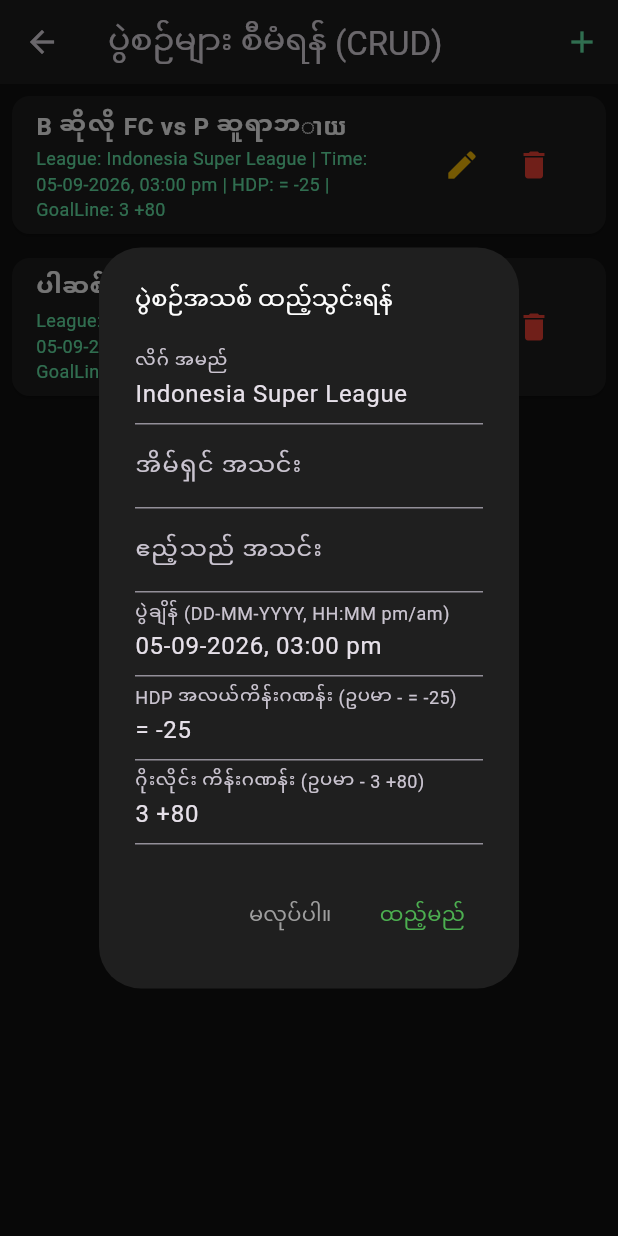
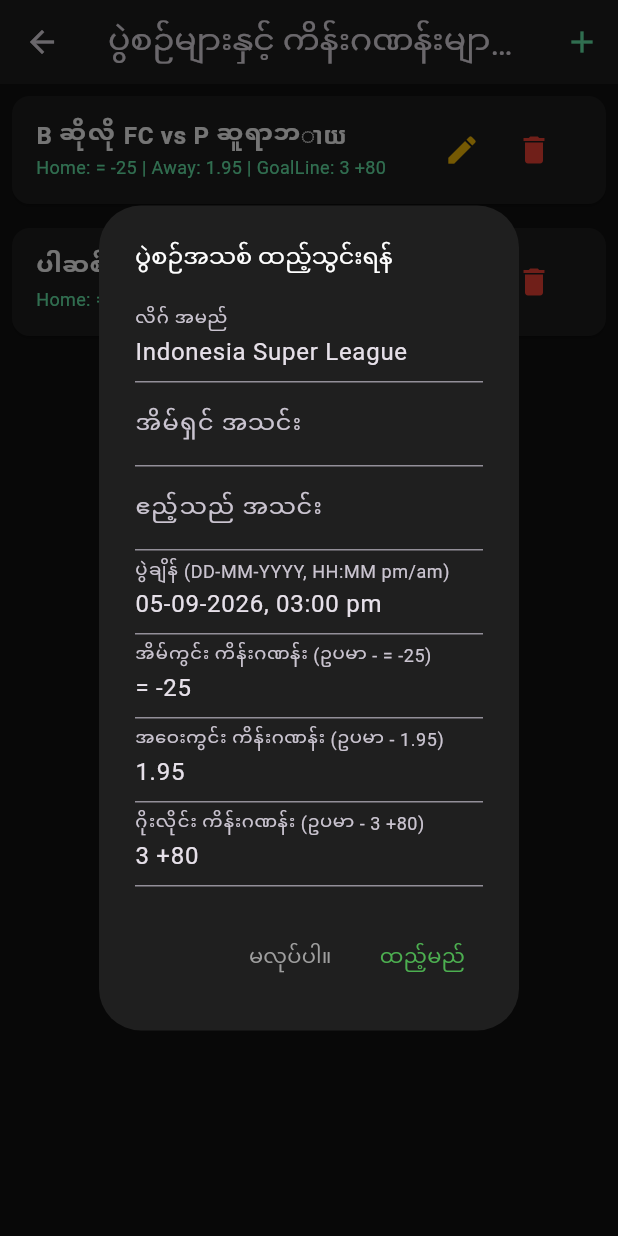
Before and after one commit to pa2659985-create/hat_trick_999, a Flutter app: the AdminMatchControlScreen screen opened directly, after a tap on the "add" icon, on a phone screen of 412 x 824 dp. Run offline on Flutter 3.47's test engine with Material 3 defaults, Android fonts, the phone set to English and light mode, and no system bars; our stand-ins replace cloud_firestore, firebase_core, firebase_messaging, shared_preferences; accounts and stored records are empty; network calls fail.

Commit message:
Update main.dart

```diff
--- a/lib/main.dart
+++ b/lib/main.dart
@@ -151,7 +151,7 @@ class ApiService {
         List matches = data['matches'];
 
         for (var m in matches) {
-          String rawTime = m['utcDate'] != null ? m['utcDate'].toString() : '2026-09-13T20:00:00Z';
+          String rawTime = m['utcDate'] != null ? m['utcDate'].toString() : '2026-09-05T15:00:00Z';
           String formattedDateTime = _formatDateTimeToDDMMYYYYAMPM(rawTime);
 
           allMatches.add({
@@ -162,10 +162,9 @@ class ApiService {
             't2': m['awayTeam']['name'] ?? 'Away Team',
             'status': m['status'] ?? 'UPCOMING',
             'odds': {
-              'homeWin': 1.85,
-              'awayWin': 1.95,
-              'hdpVal': '= -25',     // အိမ်ကွင်း/အဝေးကွင်း အလယ်ကိန်းဂဏန်းအကွက် (ပုံပါအတိုင်း)
-              'goalLineText': '3 +80', // ဂိုးပေါ်/ဂိုးအောက် အလယ် ကိန်းဂဏန်းအကွက် (ပုံပါအတိုင်း)
+              'homeOddsText': '= -25',  // အိမ်ကွင်းဘက်တွင် ပြမည့် ကိန်းဂဏန်း/Odds
+              'awayOddsText': '1.95',    // အဝေးကွင်းဘက်တွင် ပြမည့် ကိန်းဂဏန်း/Odds
+              'goalLineText': '3 +80',   // ဂိုးပေါ်/ဂိုးအောက် အလယ်က အစိမ်းရောင်ကွက်
               'overOdds': 1.90,
               'underOdds': 1.85,
             }
@@ -185,7 +184,7 @@ class ApiService {
           't1': 'B ဆိုလို FC',
           't2': 'P ဆူရာဘាយ',
           'status': 'UPCOMING',
-          'odds': {'homeWin': 1.80, 'awayWin': 2.05, 'hdpVal': '= -25', 'goalLineText': '3 +80', 'overOdds': 1.85, 'underOdds': 1.90}
+          'odds': {'homeOddsText': '= -25', 'awayOddsText': '1.95', 'goalLineText': '3 +80', 'overOdds': 1.85, 'underOdds': 1.90}
         },
         {
           'id': 'auto_m2',
@@ -194,7 +193,7 @@ class ApiService {
           't1': 'ပါဆစ် K',
           't2': 'ဒီဝါ Utd FC',
           'status': 'UPCOMING',
-          'odds': {'homeWin': 1.90, 'awayWin': 1.95, 'hdpVal': '= -75', 'goalLineText': '3 +35', 'overOdds': 1.75, 'underOdds': 2.00}
+          'odds': {'homeOddsText': '= -75', 'awayOddsText': '1.95', 'goalLineText': '3 +35', 'overOdds': 1.75, 'underOdds': 2.00}
         },
       ]);
     }
@@ -407,7 +406,7 @@ class AppData {
             }
           } else if (betType == 'ဂိုးပေါင်း (Over/Under)') {
             double totalGoals = (homeScore + awayScore).toDouble();
-            double line = double.tryParse(m['lineVal'].toString().replaceAll(RegExp(r'[^0-9.]'), '')) ?? 2.5;
+            double line = 2.5;
             if (selection == 'ဂိုးပေါ် (Over)') {
               matchWon = totalGoals > line;
             } else {
@@ -929,7 +928,7 @@ class _AdminBetSettlementScreenState extends State<AdminBetSettlementScreen> {
 }
 
 // -------------------------------------------------------------------------
-// Admin Match Control Screen (CRUD)
+// Admin Match Control Screen (CRUD for Home/Away Odds & Goal Line)
 // -------------------------------------------------------------------------
 class AdminMatchControlScreen extends StatefulWidget {
   const AdminMatchControlScreen({super.key});
@@ -943,7 +942,7 @@ class _AdminMatchControlScreenState extends State<AdminMatchControlScreen> {
   Widget build(BuildContext context) {
     return Scaffold(
       appBar: AppBar(
-        title: const Text('ပွဲစဉ်များ စီမံရန် (CRUD)'),
+        title: const Text('ပွဲစဉ်များနှင့် ကိန်းဂဏန်းများ စီမံရန် (CRUD)'),
         actions: [
           IconButton(
             icon: const Icon(Icons.add, color: Colors.greenAccent),
@@ -972,7 +971,7 @@ class _AdminMatchControlScreenState extends State<AdminMatchControlScreen> {
                 margin: const EdgeInsets.all(8),
                 child: ListTile(
                   title: Text('${m['t1']} vs ${m['t2']}', style: const TextStyle(color: Colors.white, fontWeight: FontWeight.bold)),
-                  subtitle: Text('League: ${m['league']} | Time: ${m['time']} | HDP: ${odds['hdpVal']} | GoalLine: ${odds['goalLineText']}', style: const TextStyle(color: Colors.greenAccent, fontSize: 12)),
+                  subtitle: Text('Home: ${odds['homeOddsText']} | Away: ${odds['awayOddsText']} | GoalLine: ${odds['goalLineText']}', style: const TextStyle(color: Colors.greenAccent, fontSize: 12)),
                   trailing: Row(
                     mainAxisSize: MainAxisSize.min,
                     children: [
@@ -1005,8 +1004,9 @@ class _AdminMatchControlScreenState extends State<AdminMatchControlScreen> {
     final t2Ctrl = TextEditingController();
     final leagueCtrl = TextEditingController(text: 'Indonesia Super League');
     final timeCtrl = TextEditingController(text: '05-09-2026, 03:00 pm');
-    final hdpValCtrl = TextEditingController(text: '= -25');
-    final goalLineTextCtrl = TextEditingController(text: '3 +80');
+    final homeOddsCtrl = TextEditingController(text: '= -25');
+    final awayOddsCtrl = TextEditingController(text: '1.95');
+    final goalLineCtrl = TextEditingController(text: '3 +80');
 
     showDialog(
       context: context,
@@ -1022,8 +1022,9 @@ class _AdminMatchControlScreenState extends State<AdminMatchControlScreen> {
                 TextField(controller: t1Ctrl, decoration: const InputDecoration(labelText: 'အိမ်ရှင် အသင်း')),
                 TextField(controller: t2Ctrl, decoration: const InputDecoration(labelText: 'ဧည့်သည် အသင်း')),
                 TextField(controller: timeCtrl, decoration: const InputDecoration(labelText: 'ပွဲချိန် (DD-MM-YYYY, HH:MM pm/am)')),
-                TextField(controller: hdpValCtrl, decoration: const InputDecoration(labelText: 'HDP အလယ်ကိန်းဂဏန်း (ဥပမာ - = -25)')),
-                TextField(controller: goalLineTextCtrl, decoration: const InputDecoration(labelText: 'ဂိုးလိုင်း ကိန်းဂဏန်း (ဥပမာ - 3 +80)')),
+                TextField(controller: homeOddsCtrl, decoration: const InputDecoration(labelText: 'အိမ်ကွင်း ကိန်းဂဏန်း (ဥပမာ - = -25)')),
+                TextField(controller: awayOddsCtrl, decoration: const InputDecoration(labelText: 'အဝေးကွင်း ကိန်းဂဏန်း (ဥပမာ - 1.95)')),
+                TextField(controller: goalLineCtrl, decoration: const InputDecoration(labelText: 'ဂိုးလိုင်း ကိန်းဂဏန်း (ဥပမာ - 3 +80)')),
               ],
             ),
           ),
@@ -1040,10 +1041,9 @@ class _AdminMatchControlScreenState extends State<AdminMatchControlScreen> {
                     't2': t2Ctrl.text,
                     'status': 'UPCOMING',
                     'odds': {
-                      'homeWin': 1.85,
-                      'awayWin': 1.95,
-                      'hdpVal': hdpValCtrl.text,
-                      'goalLineText': goalLineTextCtrl.text,
+                      'homeOddsText': homeOddsCtrl.text,
+                      'awayOddsText': awayOddsCtrl.text,
+                      'goalLineText': goalLineCtrl.text,
                       'overOdds': 1.90,
                       'underOdds': 1.85,
                     }
@@ -1064,15 +1064,16 @@ class _AdminMatchControlScreenState extends State<AdminMatchControlScreen> {
     final t1Controller = TextEditingController(text: match['t1']);
     final t2Controller = TextEditingController(text: match['t2']);
     final timeController = TextEditingController(text: match['time']);
-    final hdpValController = TextEditingController(text: match['odds']['hdpVal']);
-    final goalLineTextController = TextEditingController(text: match['odds']['goalLineText']);
+    final homeOddsController = TextEditingController(text: match['odds']['homeOddsText']);
+    final awayOddsController = TextEditingController(text: match['odds']['awayOddsText']);
+    final goalLineController = TextEditingController(text: match['odds']['goalLineText']);
 
     showDialog(
       context: context,
       builder: (context) {
         return AlertDialog(
           backgroundColor: const Color(0xFF1F1F1F),
-          title: const Text('ပွဲစဉ် ပြင်ဆင်ရန်', style: TextStyle(color: Colors.white, fontSize: 16)),
+          title: const Text('ပွဲစဉ်နှင့် ကိန်းဂဏန်းများ ပြင်ဆင်ရန်', style: TextStyle(color: Colors.white, fontSize: 16)),
           content: SingleChildScrollView(
             child: Column(
               mainAxisSize: MainAxisSize.min,
@@ -1080,8 +1081,9 @@ class _AdminMatchControlScreenState extends State<AdminMatchControlScreen> {
                 TextField(controller: t1Controller, decoration: const InputDecoration(labelText: 'အိမ်ရှင် အသင်း')),
                 TextField(controller: t2Controller, decoration: const InputDecoration(labelText: 'ဧည့်သည် အသင်း')),
                 TextField(controller: timeController, decoration: const InputDecoration(labelText: 'ပွဲချိန်')),
-                TextField(controller: hdpValController, decoration: const InputDecoration(labelText: 'HDP အလယ်ကိန်းဂဏန်း')),
-                TextField(controller: goalLineTextController, decoration: const InputDecoration(labelText: 'ဂိုးလိုင်း ကိန်းဂဏန်း')),
+                TextField(controller: homeOddsController, decoration: const InputDecoration(labelText: 'အိမ်ကွင်း ကိန်းဂဏန်း')),
+                TextField(controller: awayOddsController, decoration: const InputDecoration(labelText: 'အဝေးကွင်း ကိန်းဂဏန်း')),
+                TextField(controller: goalLineController, decoration: const InputDecoration(labelText: 'ဂိုးလိုင်း ကိန်းဂဏန်း')),
               ],
             ),
           ),
@@ -1093,8 +1095,9 @@ class _AdminMatchControlScreenState extends State<AdminMatchControlScreen> {
                   ApiService.customAdminMatches[index]['t1'] = t1Controller.text;
                   ApiService.customAdminMatches[index]['t2'] = t2Controller.text;
                   ApiService.customAdminMatches[index]['time'] = timeController.text;
-                  ApiService.customAdminMatches[index]['odds']['hdpVal'] = hdpValController.text;
-                  ApiService.customAdminMatches[index]['odds']['goalLineText'] = goalLineTextController.text;
+                  ApiService.customAdminMatches[index]['odds']['homeOddsText'] = homeOddsController.text;
+                  ApiService.customAdminMatches[index]['odds']['awayOddsText'] = awayOddsController.text;
+                  ApiService.customAdminMatches[index]['odds']['goalLineText'] = goalLineController.text;
                 });
                 Navigator.pop(context);
                 ScaffoldMessenger.of(context).showSnackBar(const SnackBar(content: Text('ပွဲစဉ် အောင်မြင်စွာ ပြင်ဆင်ပြီးပါပြီ')));
@@ -1509,7 +1512,7 @@ class _ChangePasswordScreenState extends State<ChangePasswordScreen> {
 }
 
 // -------------------------------------------------------------------------
-// Betting Screen (ပုံပါ Layout အတိုင်း အိမ်/အဝေး အလယ်တွင် HDP ကွက်၊ အောက်တွင် ဂိုးပေါ်/ဂိုးအောက်နှင့် အလယ်တွင် ဂိုးလိုင်းအစိမ်းရောင်ကွက်)
+// Betting Screen (အိမ်ကွင်း/အဝေးကွင်း ခလုတ်ထဲတွင် ကိန်းဂဏန်းများပါရှိပြီး အလယ်အကွက်မရှိပါ)
 // -------------------------------------------------------------------------
 class BettingScreen extends StatefulWidget {
   final bool isParlay;
@@ -1692,7 +1695,8 @@ class _BettingScreenState extends State<BettingScreen> {
             itemBuilder: (context, index) {
               final m = matches[index];
               final odds = m['odds'];
-              String hdpVal = odds['hdpVal'] ?? '= -25';
+              String homeOddsText = odds['homeOddsText'] ?? '= -25';
+              String awayOddsText = odds['awayOddsText'] ?? '1.95';
               String goalLineText = odds['goalLineText'] ?? '3 +80';
 
               bool isHomeSelected = _isSelected(m['id'], 'အနိုင်/အရှုံး', m['t1']);
@@ -1718,13 +1722,13 @@ class _BettingScreenState extends State<BettingScreen> {
                     const SizedBox(height: 8),
 
                     // -------------------------------------------------------------
-                    // အပေါ်တန်း : အိမ်ကွင်း အသင်း | အလယ်တွင် အစိမ်းရောင် HDP ကွက် | အဝေးကွင်း အသင်း
+                    // အပေါ်တန်း : အိမ်ကွင်း အသင်း (ဘေးတွင် ကိန်းဂဏန်းပါသည်) | အဝေးကွင်း အသင်း (ဘေးတွင် ကိန်းဂဏန်းပါသည်) [အလယ်တွင် အကွက်မရှိတော့ပါ]
                     // -------------------------------------------------------------
                     Row(
                       children: [
                         Expanded(
                           child: InkWell(
-                            onTap: () => _handleSelection(m, 'အနိုင်/အရှုံး', m['t1'], odds['homeWin'], lineVal: hdpVal),
+                            onTap: () => _handleSelection(m, 'အနိုင်/အရှုံး', m['t1'], 1.85, lineVal: homeOddsText),
                             child: Container(
                               padding: const EdgeInsets.symmetric(vertical: 10, horizontal: 8),
                               decoration: BoxDecoration(color: isHomeSelected ? Colors.amber : Colors.grey.shade800, borderRadius: BorderRadius.circular(6)),
@@ -1732,26 +1736,16 @@ class _BettingScreenState extends State<BettingScreen> {
                                 mainAxisAlignment: MainAxisAlignment.spaceBetween,
                                 children: [
                                   Expanded(child: Text(m['t1'], style: TextStyle(color: isHomeSelected ? Colors.black : Colors.white, fontWeight: FontWeight.bold, fontSize: 12), overflow: TextOverflow.ellipsis)),
-                                  Text('${odds['homeWin']}', style: TextStyle(color: isHomeSelected ? Colors.black : Colors.greenAccent, fontWeight: FontWeight.bold, fontSize: 12)),
+                                  Text(homeOddsText, style: TextStyle(color: isHomeSelected ? Colors.black : Colors.greenAccent, fontWeight: FontWeight.bold, fontSize: 12)),
                                 ],
                               ),
                             ),
                           ),
                         ),
-                        const SizedBox(width: 6),
-                        // ပုံပါအတိုင်း အလယ်တွင် အစိမ်းရောင် HDP ကိန်းဂဏန်းအကွက်
-                        Container(
-                          padding: const EdgeInsets.symmetric(horizontal: 10, vertical: 10),
-                          decoration: BoxDecoration(
-                            color: Colors.green.shade700,
-                            borderRadius: BorderRadius.circular(6),
-                          ),
-                          child: Text(hdpVal, style: const TextStyle(color: Colors.white, fontWeight: FontWeight.bold, fontSize: 11)),
-                        ),
-                        const SizedBox(width: 6),
+                        const SizedBox(width: 8),
                         Expanded(
                           child: InkWell(
-                            onTap: () => _handleSelection(m, 'အနိုင်/အရှုံး', m['t2'], odds['awayWin'], lineVal: hdpVal),
+                            onTap: () => _handleSelection(m, 'အနိုင်/အရှုံး', m['t2'], 1.95, lineVal: awayOddsText),
                             child: Container(
                               padding: const EdgeInsets.symmetric(vertical: 10, horizontal: 8),
                               decoration: BoxDecoration(color: isAwaySelected ? Colors.amber : Colors.grey.shade800, borderRadius: BorderRadius.circular(6)),
@@ -1759,7 +1753,7 @@ class _BettingScreenState extends State<BettingScreen> {
                                 mainAxisAlignment: MainAxisAlignment.spaceBetween,
                                 children: [
                                   Expanded(child: Text(m['t2'], style: TextStyle(color: isAwaySelected ? Colors.black : Colors.white, fontWeight: FontWeight.bold, fontSize: 12), overflow: TextOverflow.ellipsis, textAlign: TextAlign.end)),
-                                  Text('${odds['awayWin']}', style: TextStyle(color: isAwaySelected ? Colors.black : Colors.greenAccent, fontWeight: FontWeight.bold, fontSize: 12)),
+                                  Text(awayOddsText, style: TextStyle(color: isAwaySelected ? Colors.black : Colors.greenAccent, fontWeight: FontWeight.bold, fontSize: 12)),
                                 ],
                               ),
                             ),
@@ -1792,7 +1786,7 @@ class _BettingScreenState extends State<BettingScreen> {
                           ),
                         ),
                         const SizedBox(width: 6),
-                        // ပုံပါအတိုင်း အလယ်တွင် အစိမ်းရောင် ဂိုးလိုင်း ကိန်းဂဏန်းအကွက်
+                        // အလယ်တွင် အစိမ်းရောင် ဂိုးလိုင်း ကိန်းဂဏန်းအကွက်
                         Container(
                           padding: const EdgeInsets.symmetric(horizontal: 10, vertical: 10),
                           decoration: BoxDecoration(
@@ -1943,7 +1937,7 @@ class _ParlaySlipScreenState extends State<ParlaySlipScreen> {
 }
 
 // -------------------------------------------------------------------------
-// My Bets Screen (လောင်းထားသော ပွဲစဉ်များ အသေးစိတ် အပြည့်အစုံ)
+// My Bets Screen
 // -------------------------------------------------------------------------
 class MyBetsScreen extends StatelessWidget {
   const MyBetsScreen({super.key});
```
